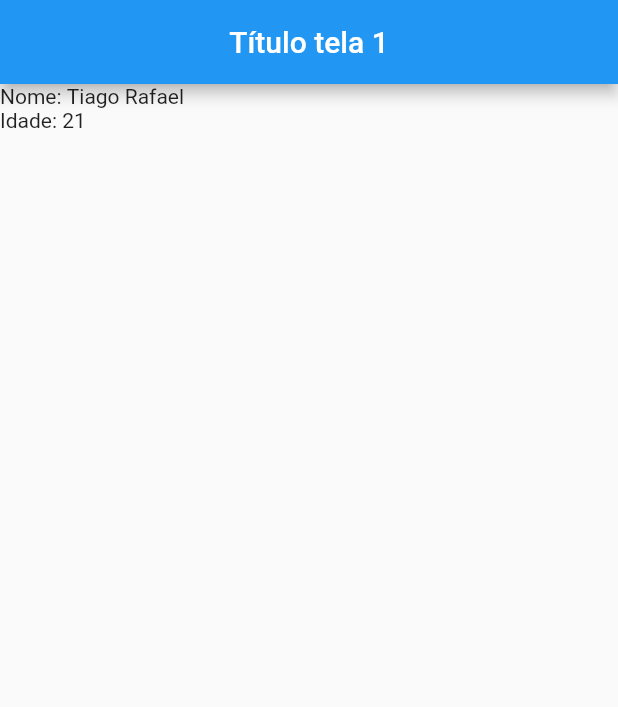
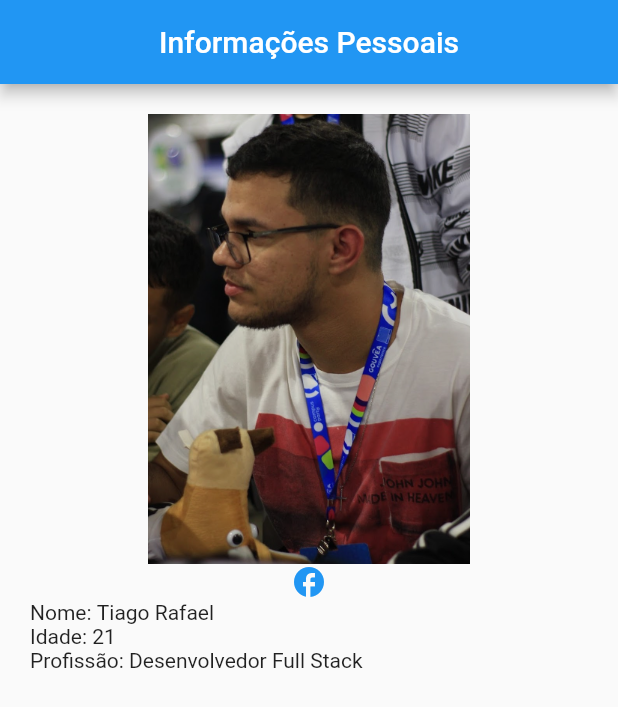
Before and after one commit to tegerafael/aulaflutter, a Flutter app: the screen it shows after launch, on a phone screen of 412 x 824 dp. Shown: the top 707 px of the screen. Run offline on Flutter 3.47's test engine with Material 2 defaults, Android fonts, the phone set to English and light mode, and no system bars.

Commit message:
feat: finish

```diff
--- a/lib/main.dart
+++ b/lib/main.dart
@@ -7,19 +7,42 @@ class Aula1 extends StatelessWidget {
     return MaterialApp(
         home: Scaffold(
             appBar: AppBar(
-              title: Text("Título tela 1"),
+              title: Text("Informações Pessoais"),
               centerTitle: true,
             ),
             body: Column(
               children: [
                 Container(
+                  padding: EdgeInsets.all(10),
+                ),
+                Image(
+                  width: 300,
+                  height: 300,
+                  image: const AssetImage('assets/Tiago.png'),
+                ),
+                Icon(
+                  Icons.facebook,
+                  color: Colors.blue,
+                ),
+                Container(
+                  padding: EdgeInsets.only(left: 20),
                   child: Row(
                     children: [Text("Nome: "), Text("Tiago Rafael")],
                   ),
                 ),
                 Container(
+                  padding: EdgeInsets.only(left: 20),
                   child: Row(
                     children: [Text("Idade: "), Text("21")],
+                  ),
+                ),
+                Container(
+                  padding: EdgeInsets.only(left: 20),
+                  child: Row(
+                    children: [
+                      Text("Profissão: "),
+                      Text("Desenvolvedor Full Stack")
+                    ],
                   ),
                 ),
               ],
```
Also changed, not shown: pubspec.yaml (+4 -5 lines), assets/Tiago.png (added).
